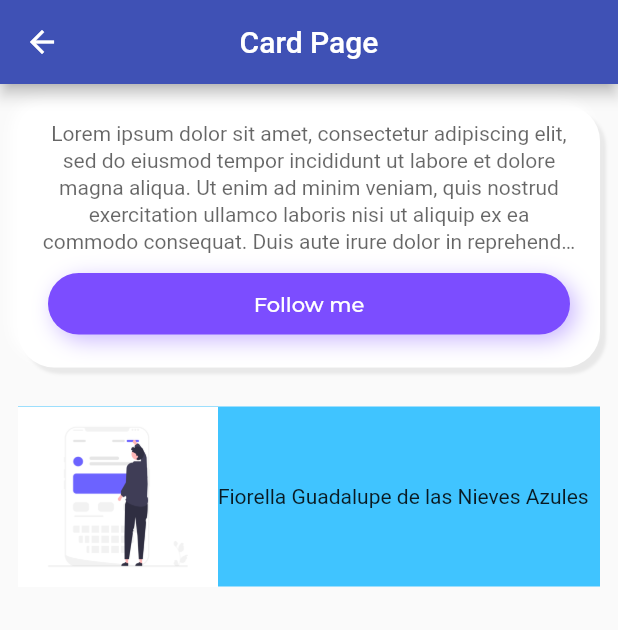
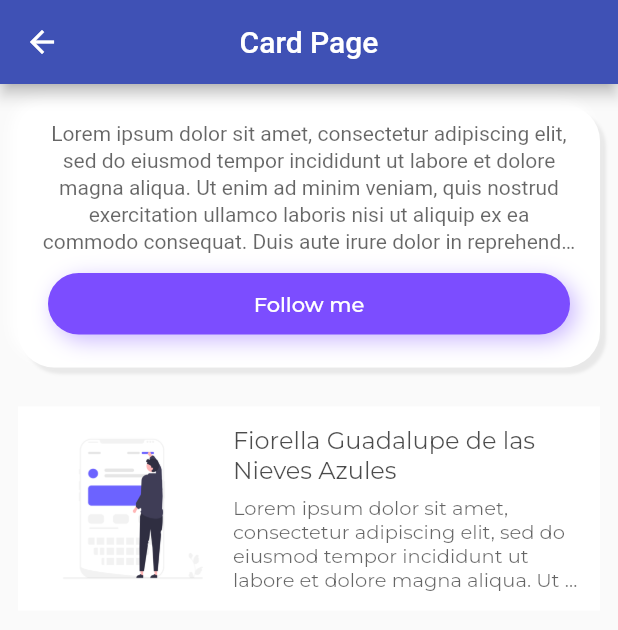
Before and after one commit to eeBarrionuevo/flutter_codigo5_components, a Flutter app: the CardPage screen opened directly, on a phone screen of 412 x 824 dp. Shown: the top 630 px of the screen. Run offline on Flutter 3.47's test engine with Material 2 defaults, Android fonts, the phone set to English and light mode, and no system bars; our stand-ins replace google_fonts; network calls fail.

Commit message:
Card Page 2.3

```diff
--- a/lib/pages/card_page.dart
+++ b/lib/pages/card_page.dart
@@ -92,18 +92,42 @@ class CardPage extends StatelessWidget {
           //Card 2
 
           Container(
-            margin: const EdgeInsets.symmetric(horizontal: 12.0, vertical: 12.0,),
-            color: Colors.lightBlueAccent,
+            margin: const EdgeInsets.symmetric(
+              horizontal: 12.0,
+              vertical: 12.0,
+            ),
+            padding: const EdgeInsets.symmetric(horizontal: 10.0, vertical: 8.0),
+            color: Colors.white,
             child: Row(
               children: [
                 Image.asset(
                   'assets/images/item1.png',
                   height: 120.0,
                 ),
-                Column(
-                  children: [
-                    Text("Fiorella Guadalupe de las Nieves Azules")
-                  ],
+                Expanded(
+                  child: Column(
+                    children: [
+                      Text(
+                        "Fiorella Guadalupe de las Nieves Azules",
+                        style: GoogleFonts.montserrat(
+                          color: Colors.black.withOpacity(0.7),
+                          fontSize: 16.0
+                        ),
+                      ),
+                      SizedBox(
+                        height: 6.0,
+                      ),
+                      Text(
+                        "Lorem ipsum dolor sit amet, consectetur adipiscing elit, sed do eiusmod tempor incididunt ut labore et dolore magna aliqua. Ut enim ad minim veniam, quis nostrud exercitation ullamco laboris nisi ut aliquip ex ea commodo consequat. Duis aute irure dolor in reprehenderit in voluptate velit esse cillum dolore eu fugiat nulla pariatur.",
+                        maxLines: 4,
+                        overflow: TextOverflow.ellipsis,
+                        style: GoogleFonts.montserrat(
+                          color: Colors.black.withOpacity(0.60),
+                          fontSize: 13.0
+                        ),
+                      ),
+                    ],
+                  ),
                 ),
               ],
             ),
```
